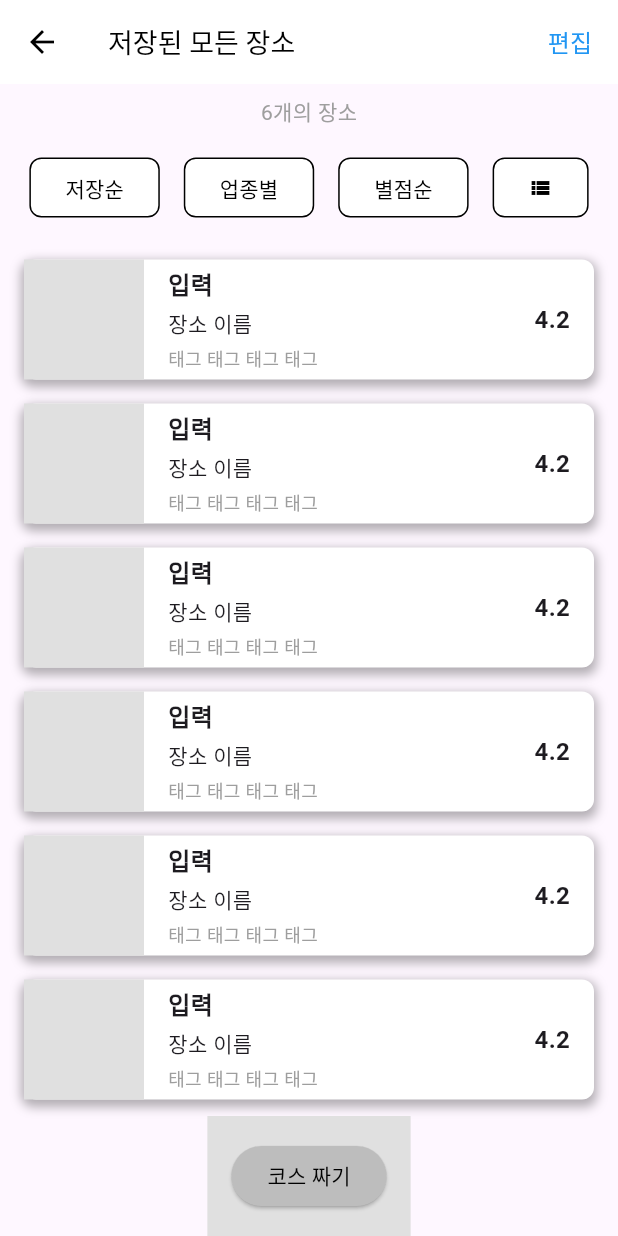
After one commit to SeulHwa1/DateCourse, a Flutter app: the screen it shows after launch, item 4 of the bottom bar chosen, after a tap on "저장된 모든 장소", on a phone screen of 412 x 824 dp. The commit adds this screen. Run offline on Flutter 3.47's test engine with Material 3 defaults, Android fonts, the phone set to English and light mode, and no system bars.

Commit message:
서랍 초안

```diff
--- a/lib/main.dart
+++ b/lib/main.dart
@@ -1,6 +1,7 @@
 import 'package:flutter/material.dart';
 import 'screens/main_screen.dart';
 import 'screens/recommend_screen.dart';
+import 'screens/drawer_screen.dart';
 import 'components/app_bar_title.dart';
 
 void main() {
@@ -35,7 +36,7 @@ class _AppLayoutState extends State<AppLayout> {
     const MainScreen(),
     const Center(child: Text('지도 화면')), // Placeholder for map screen
     const Center(child: Text('일정 화면')), // Placeholder for schedule screen
-    const Center(child: Text('서랍 화면')), // Placeholder for drawer screen
+    const DrawerScreen(), // 서랍 화면
     const Center(child: Text('프로필 화면')), // Placeholder for profile screen
   ];
 
@@ -61,9 +62,7 @@ class _AppLayoutState extends State<AppLayout> {
               ),
             )
           : null,
-      body: _currentBottomIndex == 0
-          ? _topPages[_currentTopIndex]
-          : _bottomPages[_currentBottomIndex],
+      body: _bottomPages[_currentBottomIndex],
       bottomNavigationBar: BottomNavigationBar(
         currentIndex: _currentBottomIndex,
         onTap: (index) {
@@ -77,31 +76,31 @@ class _AppLayoutState extends State<AppLayout> {
             icon: _currentBottomIndex == 0
                 ? const Icon(Icons.home)
                 : const Icon(Icons.home_outlined),
-            label: '홈',
+            label: '',
           ),
           BottomNavigationBarItem(
             icon: _currentBottomIndex == 1
                 ? const Icon(Icons.map)
                 : const Icon(Icons.map_outlined),
-            label: '지도',
+            label: '',
           ),
           BottomNavigationBarItem(
             icon: _currentBottomIndex == 2
                 ? const Icon(Icons.event)
                 : const Icon(Icons.event_outlined),
-            label: '일정',
+            label: '',
           ),
           BottomNavigationBarItem(
             icon: _currentBottomIndex == 3
                 ? const Icon(Icons.menu)
                 : const Icon(Icons.menu_outlined),
-            label: '서랍',
+            label: '',
           ),
           BottomNavigationBarItem(
             icon: _currentBottomIndex == 4
                 ? const Icon(Icons.person)
                 : const Icon(Icons.person_outline),
-            label: '프로필',
+            label: '',
           ),
         ],
         selectedItemColor: Colors.black,
--- /dev/null
+++ b/lib/screens/drawer_screen.dart
@@ -0,0 +1,204 @@
+import 'package:flutter/material.dart';
+import 'saved_places_screen.dart'; // 저장된 모든 장소 화면 import
+
+class DrawerScreen extends StatefulWidget {
+  const DrawerScreen({super.key});
+
+  @override
+  State<DrawerScreen> createState() => _DrawerScreenState();
+}
+
+class _DrawerScreenState extends State<DrawerScreen> {
+  bool isPlaceSelected = true;
+
+  @override
+  Widget build(BuildContext context) {
+    return Scaffold(
+      appBar: AppBar(
+        backgroundColor: Colors.white,
+        elevation: 0,
+        title: Row(
+          mainAxisAlignment: MainAxisAlignment.center,
+          children: [
+            _buildTabButton("장소", isPlaceSelected, () {
+              setState(() {
+                isPlaceSelected = true;
+              });
+            }),
+            _buildTabButton("코스", !isPlaceSelected, () {
+              setState(() {
+                isPlaceSelected = false;
+              });
+            }),
+          ],
+        ),
+      ),
+      body: Container(
+        color: Colors.grey[200],
+        child: Column(
+          children: [
+            // 정렬 버튼들
+            Row(
+              mainAxisAlignment: MainAxisAlignment.center,
+              children: [
+                _buildSortButton("저장순"),
+                _buildSortButton("개수순"),
+                _buildSortButton("이름순"),
+              ],
+            ),
+            const SizedBox(height: 16),
+
+            // 장소/코스 리스트
+            Expanded(
+              child: GridView.count(
+                crossAxisCount: 2,
+                crossAxisSpacing: 16,
+                mainAxisSpacing: 16,
+                padding: const EdgeInsets.all(16),
+                children: [
+                  GestureDetector(
+                    onTap: () {
+                      Navigator.push(
+                        context,
+                        MaterialPageRoute(
+                          builder: (context) => const SavedPlacesScreen(),
+                        ),
+                      );
+                    },
+                    child: _buildGridItem("저장된 모든 장소", "6개의 장소"),
+                  ),
+                  _buildGridItem("공유된 장소", "2개의 장소"),
+                  _buildGridItem("파스타", "2개의 장소"),
+                  _buildAddNewItem(),
+                ],
+              ),
+            ),
+          ],
+        ),
+      ),
+    );
+  }
+
+  Widget _buildTabButton(String title, bool isSelected, VoidCallback onTap) {
+    return GestureDetector(
+      onTap: onTap,
+      child: Container(
+        padding: const EdgeInsets.symmetric(vertical: 8, horizontal: 24),
+        decoration: BoxDecoration(
+          color: isSelected ? Colors.black : Colors.white,
+          border: Border.all(color: Colors.black),
+          borderRadius: BorderRadius.circular(8),
+        ),
+        child: Text(
+          title,
+          style: TextStyle(
+            color: isSelected ? Colors.white : Colors.black,
+            fontSize: 16,
+            fontWeight: FontWeight.bold,
+          ),
+        ),
+      ),
+    );
+  }
+
+  Widget _buildSortButton(String title) {
+    return Container(
+      margin: const EdgeInsets.symmetric(horizontal: 8),
+      child: ElevatedButton(
+        onPressed: () {},
+        style: ElevatedButton.styleFrom(
+          foregroundColor: Colors.black,
+          backgroundColor: Colors.white,
+          elevation: 0,
+          side: const BorderSide(color: Colors.black),
+          shape: RoundedRectangleBorder(
+            borderRadius: BorderRadius.circular(8),
+          ),
+        ),
+        child: Text(title),
+      ),
+    );
+  }
+
+  Widget _buildGridItem(String title, String subtitle) {
+    return Container(
+      decoration: BoxDecoration(
+        color: Colors.white,
+        borderRadius: BorderRadius.circular(8),
+        boxShadow: [
+          BoxShadow(
+            color: Color.fromRGBO(128, 128, 128, 0.3),
+            spreadRadius: 2,
+            blurRadius: 5,
+            offset: const Offset(0, 3),
+          ),
+        ],
+      ),
+      child: Column(
+        mainAxisAlignment: MainAxisAlignment.center,
+        children: [
+          Expanded(
+            child: Container(
+              decoration: BoxDecoration(
+                color: Colors.grey[300],
+                borderRadius:
+                    const BorderRadius.vertical(top: Radius.circular(8)),
+              ),
+            ),
+          ),
+          Padding(
+            padding: const EdgeInsets.all(8.0),
+            child: Column(
+              children: [
+                Text(
+                  title,
+                  style: const TextStyle(
+                    fontSize: 16,
+                    fontWeight: FontWeight.bold,
+                  ),
+                ),
+                const SizedBox(height: 4),
+                Text(
+                  subtitle,
+                  style: const TextStyle(
+                    fontSize: 14,
+                    color: Colors.grey,
+                  ),
+                ),
+              ],
+            ),
+          ),
+        ],
+      ),
+    );
+  }
+
+  Widget _buildAddNewItem() {
+    return GestureDetector(
+      onTap: () {
+        // 새 목록 추가 기능
+      },
+      child: Container(
+        decoration: BoxDecoration(
+          color: Colors.white,
+          borderRadius: BorderRadius.circular(8),
+          boxShadow: [
+            BoxShadow(
+              color: Color.fromRGBO(0, 0, 0, 0.3),
+              spreadRadius: 2,
+              blurRadius: 5,
+              offset: const Offset(0, 3),
+            ),
+          ],
+        ),
+        child: const Center(
+          child: Icon(
+            Icons.add,
+            size: 40,
+            color: Colors.black,
+          ),
+        ),
+      ),
+    );
+  }
+}
--- /dev/null
+++ b/lib/screens/saved_places_screen.dart
@@ -0,0 +1,182 @@
+import 'package:flutter/material.dart';
+
+class SavedPlacesScreen extends StatelessWidget {
+  const SavedPlacesScreen({super.key});
+
+  @override
+  Widget build(BuildContext context) {
+    return Scaffold(
+      appBar: AppBar(
+        backgroundColor: Colors.white,
+        elevation: 0,
+        leading: IconButton(
+          icon: const Icon(Icons.arrow_back, color: Colors.black),
+          onPressed: () => Navigator.pop(context),
+        ),
+        title: const Text(
+          "저장된 모든 장소",
+          style: TextStyle(color: Colors.black, fontSize: 18),
+        ),
+        actions: [
+          TextButton(
+            onPressed: () {
+              // 편집 기능
+            },
+            child: const Text(
+              "편집",
+              style: TextStyle(color: Colors.blue, fontSize: 16),
+            ),
+          ),
+        ],
+      ),
+      body: Column(
+        children: [
+          const SizedBox(height: 8),
+          const Text(
+            "6개의 장소",
+            style: TextStyle(color: Colors.grey, fontSize: 14),
+          ),
+          const SizedBox(height: 16),
+
+          // 정렬 버튼들
+          Row(
+            mainAxisAlignment: MainAxisAlignment.center,
+            children: [
+              _buildSortButton("저장순"),
+              _buildSortButton("업종별"),
+              _buildSortButton("별점순"),
+              _buildViewToggleButton(),
+            ],
+          ),
+          const SizedBox(height: 16),
+
+          // 장소 리스트
+          Expanded(
+            child: ListView.builder(
+              itemCount: 6, // 장소 개수
+              itemBuilder: (context, index) {
+                return _buildPlaceItem();
+              },
+            ),
+          ),
+
+          // 코스 짜기 버튼
+          Container(
+            padding: const EdgeInsets.all(16),
+            color: Colors.grey[300],
+            child: ElevatedButton(
+              onPressed: () {
+                // 코스 짜기 기능
+              },
+              style: ElevatedButton.styleFrom(
+                backgroundColor: Colors.grey[400],
+                foregroundColor: Colors.black,
+              ),
+              child: const Text("코스 짜기"),
+            ),
+          ),
+        ],
+      ),
+    );
+  }
+
+  Widget _buildSortButton(String title) {
+    return Container(
+      margin: const EdgeInsets.symmetric(horizontal: 8),
+      child: ElevatedButton(
+        onPressed: () {},
+        style: ElevatedButton.styleFrom(
+          backgroundColor: Colors.white,
+          foregroundColor: Colors.black,
+          elevation: 0,
+          side: const BorderSide(color: Colors.black),
+          shape: RoundedRectangleBorder(
+            borderRadius: BorderRadius.circular(8),
+          ),
+        ),
+        child: Text(title),
+      ),
+    );
+  }
+
+  Widget _buildViewToggleButton() {
+    return Container(
+      margin: const EdgeInsets.symmetric(horizontal: 8),
+      child: ElevatedButton(
+        onPressed: () {},
+        style: ElevatedButton.styleFrom(
+          backgroundColor: Colors.white,
+          foregroundColor: Colors.black,
+          elevation: 0,
+          side: const BorderSide(color: Colors.black),
+          shape: RoundedRectangleBorder(
+            borderRadius: BorderRadius.circular(8),
+          ),
+        ),
+        child: const Icon(Icons.view_list, size: 16),
+      ),
+    );
+  }
+
+  Widget _buildPlaceItem() {
+    return Container(
+      margin: const EdgeInsets.symmetric(horizontal: 16, vertical: 8),
+      decoration: BoxDecoration(
+        color: Colors.white,
+        borderRadius: BorderRadius.circular(8),
+        boxShadow: [
+          BoxShadow(
+            color: Color.fromRGBO(0, 0, 0, 0.3), // withOpacity 대신 fromRGBO 사용
+            spreadRadius: 2,
+            blurRadius: 5,
+            offset: const Offset(0, 3),
+          ),
+        ],
+      ),
+      child: Row(
+        children: [
+          Container(
+            width: 80,
+            height: 80,
+            color: Colors.grey[300],
+          ),
+          const SizedBox(width: 16),
+          Expanded(
+            child: Column(
+              crossAxisAlignment: CrossAxisAlignment.start,
+              children: const [
+                Text(
+                  "입력",
+                  style: TextStyle(
+                    fontSize: 16,
+                    fontWeight: FontWeight.bold,
+                  ),
+                ),
+                SizedBox(height: 4),
+                Text(
+                  "장소 이름",
+                  style: TextStyle(fontSize: 14),
+                ),
+                SizedBox(height: 4),
+                Text(
+                  "태그 태그 태그 태그",
+                  style: TextStyle(fontSize: 12, color: Colors.grey),
+                ),
+              ],
+            ),
+          ),
+          const Padding(
+            padding: EdgeInsets.all(16),
+            child: Text(
+              "4.2",
+              style: TextStyle(
+                fontSize: 16,
+                fontWeight: FontWeight.bold,
+              ),
+            ),
+          ),
+        ],
+      ),
+    );
+  }
+}
```
